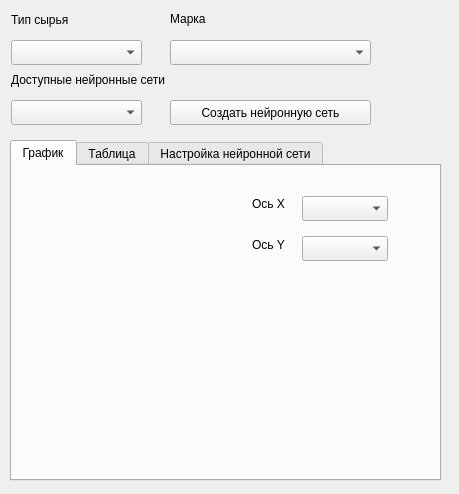
Old version of the form server/src/widgets/viewforecast.ui in the repository glebmillenium/forecasting-financial-time-series.
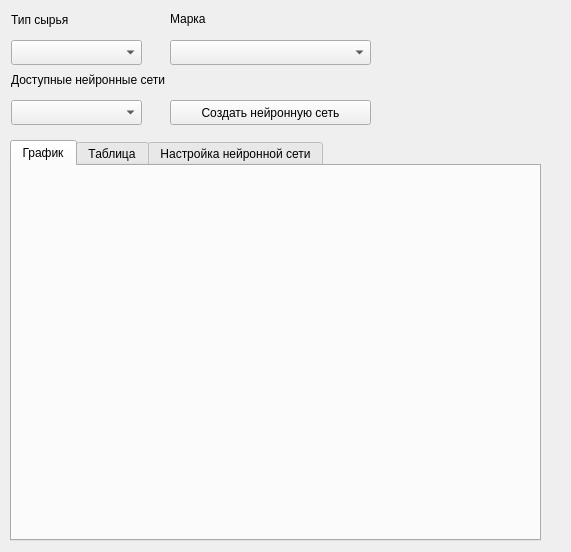
New version of the form. The open tabs and pages were chosen to show the change.

```diff
--- a/server/src/widgets/viewforecast.ui
+++ b/server/src/widgets/viewforecast.ui
@@ -6,8 +6,8 @@
    <rect>
     <x>0</x>
     <y>0</y>
-    <width>459</width>
-    <height>494</height>
+    <width>571</width>
+    <height>552</height>
    </rect>
   </property>
   <property name="windowTitle">
@@ -18,8 +18,8 @@
     <rect>
      <x>10</x>
      <y>140</y>
-     <width>431</width>
-     <height>341</height>
+     <width>531</width>
+     <height>401</height>
     </rect>
    </property>
    <property name="currentIndex">
@@ -43,56 +43,16 @@
       <rect>
        <x>10</x>
        <y>10</y>
-       <width>381</width>
-       <height>291</height>
+       <width>500</width>
+       <height>350</height>
       </rect>
      </property>
-     <widget class="QComboBox" name="Asix_X">
-      <property name="geometry">
-       <rect>
-        <x>280</x>
-        <y>20</y>
-        <width>86</width>
-        <height>25</height>
-       </rect>
-      </property>
-     </widget>
-     <widget class="QComboBox" name="Asix_Y">
-      <property name="geometry">
-       <rect>
-        <x>280</x>
-        <y>60</y>
-        <width>86</width>
-        <height>25</height>
-       </rect>
-      </property>
-     </widget>
-     <widget class="QLabel" name="label_4">
-      <property name="geometry">
-       <rect>
-        <x>230</x>
-        <y>20</y>
-        <width>41</width>
-        <height>16</height>
-       </rect>
-      </property>
-      <property name="text">
-       <string>Ось X</string>
-      </property>
-     </widget>
-     <widget class="QLabel" name="label_5">
-      <property name="geometry">
-       <rect>
-        <x>230</x>
-        <y>60</y>
-        <width>41</width>
-        <height>17</height>
-       </rect>
-      </property>
-      <property name="text">
-       <string>Ось Y</string>
-      </property>
-     </widget>
+     <property name="minimumSize">
+      <size>
+       <width>500</width>
+       <height>350</height>
+      </size>
+     </property>
     </widget>
    </widget>
    <widget class="QWidget" name="tab_2">
```
Left out of the diff: 89 changed lines with no effect on the pictures.
